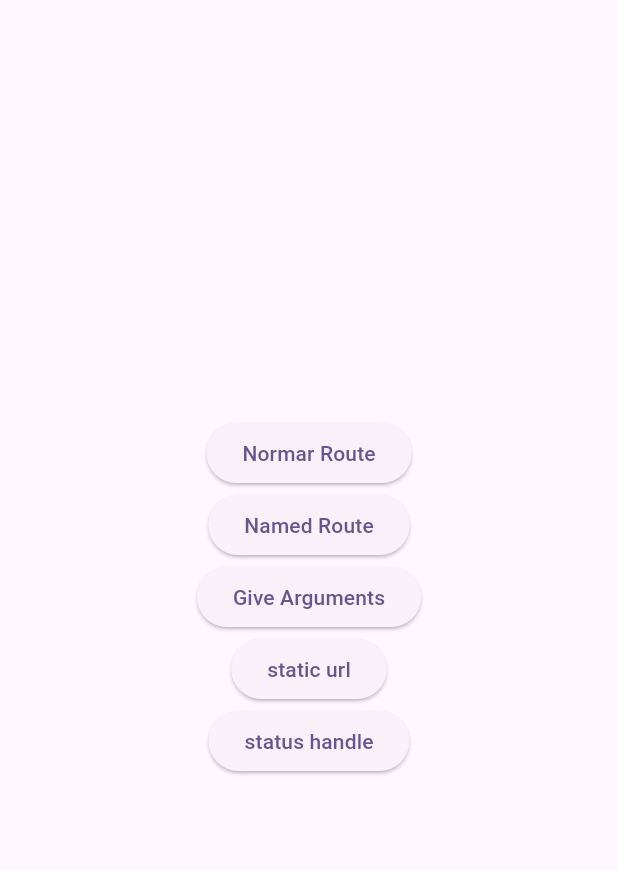
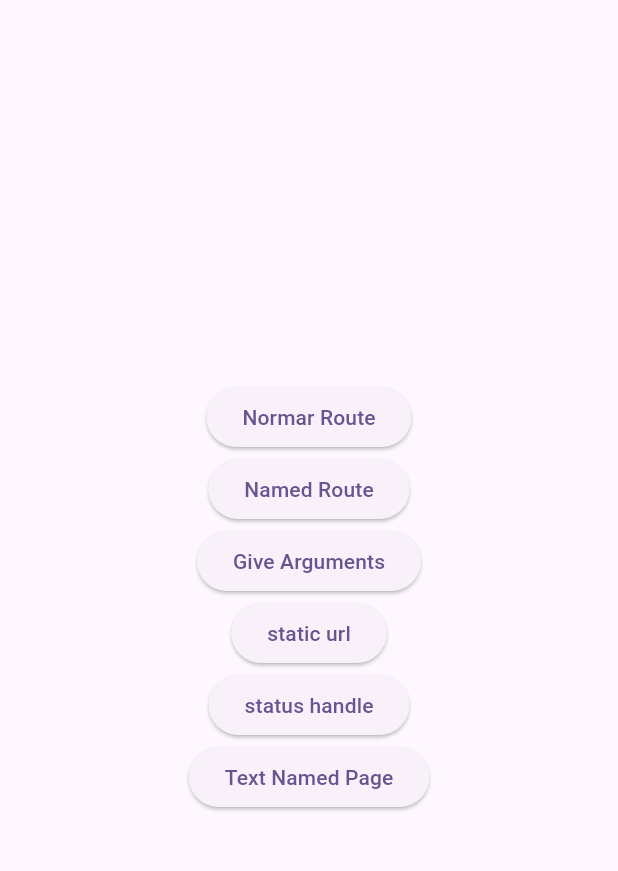
Before and after one commit to gotlr98/flutter_study, a Flutter app: the screen it shows after launch, on a phone screen of 412 x 824 dp, the part 63-934 px from its top. Run offline on Flutter 3.47's test engine with Material 3 defaults, Android fonts, the light colour scheme and no system bars; our stand-ins replace get, shared_preferences.

Commit message:
state manage with getx 2

```diff
--- a/getx_route/lib/src/home.dart
+++ b/getx_route/lib/src/home.dart
@@ -49,6 +49,13 @@ class Home extends StatelessWidget {
                     Get.toNamed("/simple_state_manage");
                   },
                   child: const Text("status handle")),
+              ElevatedButton(
+                  onPressed: () {
+                    // Navigator.of(context).push(
+                    //     MaterialPageRoute(builder: (_) => const FirstPage()));
+                    Get.toNamed("/test_named");
+                  },
+                  child: const Text("Text Named Page")),
             ],
           ),
         ));
```
